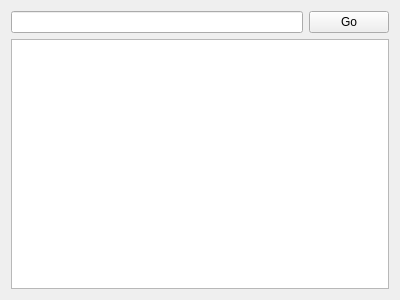
First picture: the form in ide/src/documentationwidget.ui, repository levraipixel/coquille, before the edit.
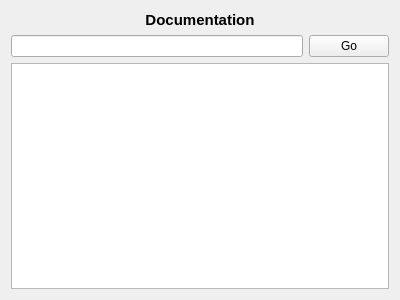
Second picture: the form after the edit.

What changed in the file:
```diff
--- a/ide/src/documentationwidget.ui
+++ b/ide/src/documentationwidget.ui
@@ -14,6 +14,24 @@
    <string>Documentation</string>
   </property>
   <layout class="QVBoxLayout">
+   <item>
+    <widget class="QLabel" name="label">
+     <property name="font">
+      <font>
+       <pointsize>11</pointsize>
+       <weight>75</weight>
+       <bold>true</bold>
+       <kerning>true</kerning>
+      </font>
+     </property>
+     <property name="text">
+      <string>Documentation</string>
+     </property>
+     <property name="alignment">
+      <set>Qt::AlignCenter</set>
+     </property>
+    </widget>
+   </item>
    <item>
     <layout class="QGridLayout" name="gridLayout">
      <item row="0" column="0">
```
